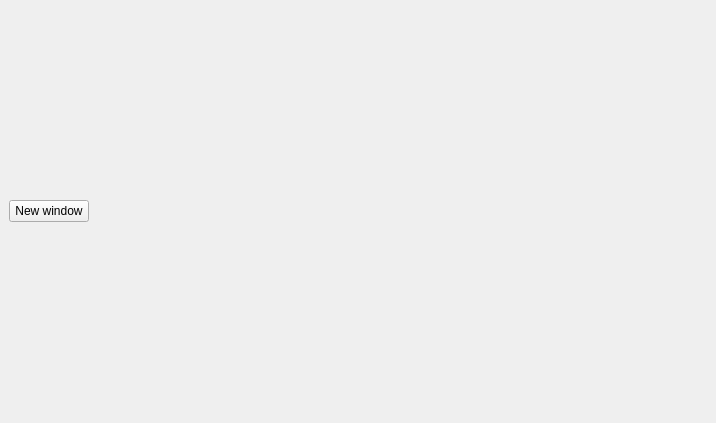
This is ui/Utils/UiMathExpEval.ui in caffedrine/CryptoPocketKnife as Qt 5 draws it before an edit. The edited form follows.
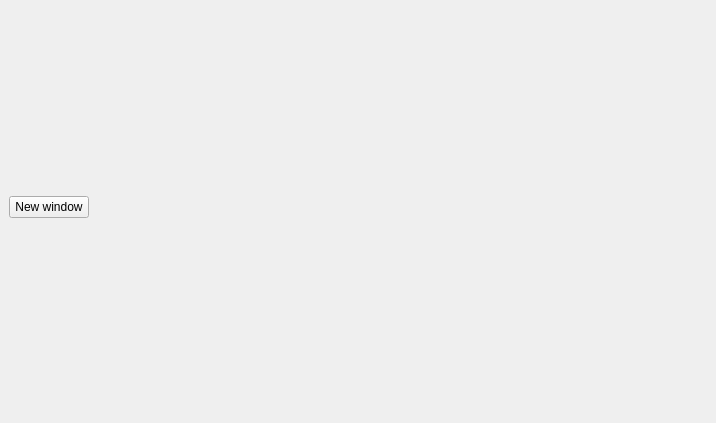
This is the edited form.

```diff
--- a/ui/Utils/UiMathExpEval.ui
+++ b/ui/Utils/UiMathExpEval.ui
@@ -34,9 +34,15 @@
      <property name="leftMargin">
       <number>9</number>
      </property>
+     <property name="topMargin">
+      <number>0</number>
+     </property>
      <property name="rightMargin">
       <number>9</number>
      </property>
+     <property name="bottomMargin">
+      <number>9</number>
+     </property>
      <item>
       <widget class="QPushButton" name="pushButton_NewWindow">
        <property name="sizePolicy">
```
